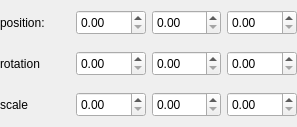
Old version of the form src/widgets/transformeditor.ui in the repository jahshaka/Studio.
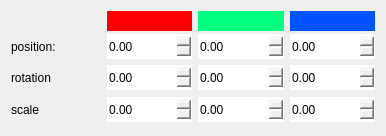
New version of the form.

The edit to the form file:
```diff
--- a/src/widgets/transformeditor.ui
+++ b/src/widgets/transformeditor.ui
@@ -6,14 +6,41 @@
    <rect>
     <x>0</x>
     <y>0</y>
-    <width>297</width>
-    <height>127</height>
+    <width>386</width>
+    <height>136</height>
    </rect>
   </property>
+  <property name="maximumSize">
+   <size>
+    <width>16777215</width>
+    <height>150</height>
+   </size>
+  </property>
   <property name="windowTitle">
    <string>Form</string>
   </property>
-  <layout class="QGridLayout" name="gridLayout">
+  <property name="styleSheet">
+   <string notr="true">border: none;</string>
+  </property>
+  <layout class="QVBoxLayout" name="verticalLayout">
+   <property name="spacing">
+    <number>0</number>
+   </property>
+   <item>
+    <widget class="QWidget" name="widget_5" native="true">
+     <property name="minimumSize">
+      <size>
+       <width>0</width>
+       <height>20</height>
+      </size>
+     </property>
+     <property name="maximumSize">
+      <size>
+       <width>16777215</width>
+       <height>20</height>
+      </size>
+     </property>
+     <layout class="QHBoxLayout" name="horizontalLayout_4">
    <property name="leftMargin">
     <number>0</number>
    </property>
@@ -26,115 +53,257 @@
    <property name="bottomMargin">
     <number>0</number>
    </property>
-   <item row="0" column="0">
+      <item>
+       <widget class="QWidget" name="widget_2" native="true">
+        <property name="minimumSize">
+         <size>
+          <width>90</width>
+          <height>20</height>
+         </size>
+        </property>
+       </widget>
+      </item>
+      <item>
+       <widget class="QWidget" name="widget" native="true">
+        <property name="minimumSize">
+         <size>
+          <width>64</width>
+          <height>20</height>
+         </size>
+        </property>
+        <property name="maximumSize">
+         <size>
+          <width>16777215</width>
+          <height>20</height>
+         </size>
+        </property>
+        <property name="styleSheet">
+         <string notr="true">background-color: rgb(255, 0, 0);</string>
+        </property>
+       </widget>
+      </item>
+      <item>
+       <widget class="QWidget" name="widget_3" native="true">
+        <property name="minimumSize">
+         <size>
+          <width>64</width>
+          <height>20</height>
+         </size>
+        </property>
+        <property name="maximumSize">
+         <size>
+          <width>16777215</width>
+          <height>20</height>
+         </size>
+        </property>
+        <property name="styleSheet">
+         <string notr="true">background-color: rgb(0, 255, 127);</string>
+        </property>
+       </widget>
+      </item>
+      <item>
+       <widget class="QWidget" name="widget_4" native="true">
+        <property name="minimumSize">
+         <size>
+          <width>64</width>
+          <height>20</height>
+         </size>
+        </property>
+        <property name="maximumSize">
+         <size>
+          <width>16777215</width>
+          <height>20</height>
+         </size>
+        </property>
+        <property name="styleSheet">
+         <string notr="true">background-color: rgb(0, 85, 255);</string>
+        </property>
+       </widget>
+      </item>
+     </layout>
+    </widget>
+   </item>
+   <item>
+    <widget class="QWidget" name="widget_6" native="true">
+     <layout class="QHBoxLayout" name="horizontalLayout">
+      <property name="leftMargin">
+       <number>0</number>
+      </property>
+      <property name="topMargin">
+       <number>0</number>
+      </property>
+      <property name="rightMargin">
+       <number>0</number>
+      </property>
+      <property name="bottomMargin">
+       <number>0</number>
+      </property>
+      <item>
     <widget class="QLabel" name="position">
+        <property name="minimumSize">
+         <size>
+          <width>90</width>
+          <height>0</height>
+         </size>
+        </property>
      <property name="text">
       <string>position:</string>
      </property>
     </widget>
    </item>
-   <item row="0" column="1">
+      <item>
     <widget class="QDoubleSpinBox" name="x">
      <property name="minimumSize">
       <size>
-       <width>0</width>
+          <width>64</width>
        <height>25</height>
       </size>
      </property>
     </widget>
    </item>
-   <item row="0" column="2">
+      <item>
     <widget class="QDoubleSpinBox" name="y">
      <property name="minimumSize">
       <size>
-       <width>0</width>
+          <width>64</width>
        <height>25</height>
       </size>
      </property>
     </widget>
    </item>
-   <item row="0" column="3">
+      <item>
     <widget class="QDoubleSpinBox" name="z">
      <property name="minimumSize">
       <size>
-       <width>0</width>
+          <width>64</width>
        <height>25</height>
       </size>
      </property>
     </widget>
    </item>
-   <item row="1" column="0">
+     </layout>
+    </widget>
+   </item>
+   <item>
+    <widget class="QWidget" name="widget_7" native="true">
+     <layout class="QHBoxLayout" name="horizontalLayout_2">
+      <property name="leftMargin">
+       <number>0</number>
+      </property>
+      <property name="topMargin">
+       <number>0</number>
+      </property>
+      <property name="rightMargin">
+       <number>0</number>
+      </property>
+      <property name="bottomMargin">
+       <number>0</number>
+      </property>
+      <item>
     <widget class="QLabel" name="rotation">
+        <property name="minimumSize">
+         <size>
+          <width>90</width>
+          <height>0</height>
+         </size>
+        </property>
      <property name="text">
       <string>rotation</string>
      </property>
     </widget>
    </item>
-   <item row="1" column="1">
+      <item>
     <widget class="QDoubleSpinBox" name="x_2">
      <property name="minimumSize">
       <size>
-       <width>0</width>
+          <width>64</width>
        <height>25</height>
       </size>
      </property>
     </widget>
    </item>
-   <item row="1" column="2">
+      <item>
     <widget class="QDoubleSpinBox" name="y_2">
      <property name="minimumSize">
       <size>
-       <width>0</width>
+          <width>64</width>
        <height>25</height>
       </size>
      </property>
     </widget>
    </item>
-   <item row="1" column="3">
+      <item>
     <widget class="QDoubleSpinBox" name="z_2">
      <property name="minimumSize">
       <size>
-       <width>0</width>
+          <width>64</width>
        <height>25</height>
       </size>
      </property>
     </widget>
    </item>
-   <item row="2" column="0">
+     </layout>
+    </widget>
+   </item>
+   <item>
+    <widget class="QWidget" name="widget_8" native="true">
+     <layout class="QHBoxLayout" name="horizontalLayout_3">
+      <property name="leftMargin">
+       <number>0</number>
+      </property>
+      <property name="topMargin">
+       <number>0</number>
+      </property>
+      <property name="rightMargin">
+       <number>0</number>
+      </property>
+      <property name="bottomMargin">
+       <number>0</number>
+      </property>
+      <item>
     <widget class="QLabel" name="scale">
+        <property name="minimumSize">
+         <size>
+          <width>90</width>
+          <height>0</height>
+         </size>
+        </property>
      <property name="text">
       <string>scale</string>
      </property>
     </widget>
    </item>
-   <item row="2" column="1">
+      <item>
     <widget class="QDoubleSpinBox" name="x_3">
      <property name="minimumSize">
       <size>
-       <width>0</width>
+          <width>64</width>
        <height>25</height>
       </size>
      </property>
     </widget>
    </item>
-   <item row="2" column="2">
+      <item>
     <widget class="QDoubleSpinBox" name="y_3">
      <property name="minimumSize">
       <size>
-       <width>0</width>
+          <width>64</width>
        <height>25</height>
       </size>
      </property>
     </widget>
    </item>
-   <item row="2" column="3">
+      <item>
     <widget class="QDoubleSpinBox" name="z_3">
      <property name="minimumSize">
       <size>
-       <width>0</width>
+          <width>64</width>
        <height>25</height>
       </size>
      </property>
+       </widget>
+      </item>
+     </layout>
     </widget>
    </item>
   </layout>
```
Lines whose indentation alone changed are shown as unchanged.
